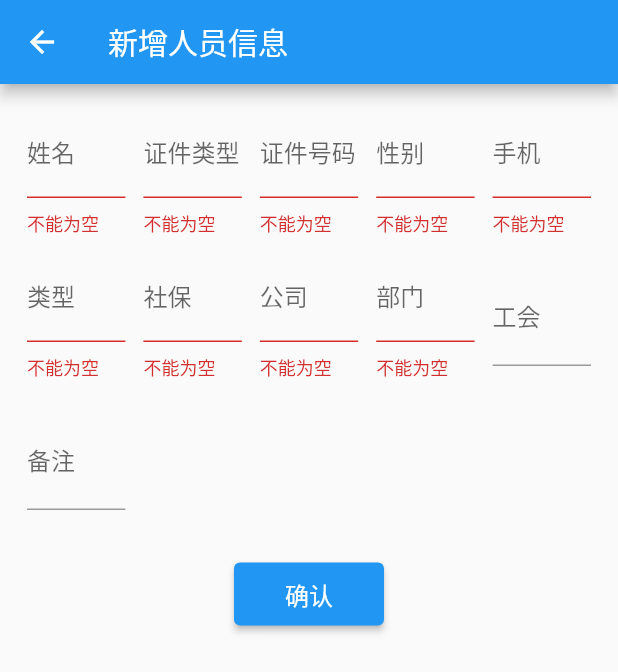
After one commit to devin1014/desktop_demo, a Flutter app: the InsertEmployeePage screen opened directly, after a tap on "确认", on a phone screen of 412 x 824 dp. The commit adds this screen. Shown: the top 672 px of the screen. Run offline on Flutter 3.47's test engine with Material 2 defaults, Android fonts, the phone set to English and light mode, and no system bars; our stand-ins replace file_picker, logger, shared_preferences, sqflite_common, sqflite_common_ffi; missing offline and left inert: spreadsheet_decoder; accounts and stored records are empty.

Commit message:
[update] optimize router feature.

```diff
--- a/lib/database/employee.dart
+++ b/lib/database/employee.dart
@@ -81,9 +81,10 @@ mixin IEmployee on DbModel {
     column_note
   ];
 
-  static const _value_genders = ["男", "女"];
-  static const _value_yes_or_no = ["是", "否"];
-  static const _value_work_types = ["正式", "劳务派遣", "借调", "退休返聘", "实习", "其他"];
+  static const value_identify_types = ["身份证"];
+  static const value_genders = ["男", "女"];
+  static const value_yes_or_no = ["是", "否"];
+  static const value_work_types = ["正式", "劳务派遣", "借调", "退休返聘", "实习", "其他"];
   static const _format_phone_length = 11;
   static const _format_identify_id_length = 18;
 
@@ -103,11 +104,11 @@ mixin IEmployee on DbModel {
       return false;
     }
 
-    if (key == column_gender && !contains(_value_genders, value)) {
+    if (key == column_gender && !contains(value_genders, value)) {
       return false;
-    } else if (key == column_social && !contains(_value_yes_or_no, value)) {
+    } else if (key == column_social && !contains(value_yes_or_no, value)) {
       return false;
-    } else if (key == column_type && !contains(_value_work_types, value)) {
+    } else if (key == column_type && !contains(value_work_types, value)) {
       return false;
     } else if (key == column_phone && !checkLength(value, _format_phone_length)) {
       return false;
--- /dev/null
+++ b/lib/database/insert_employee.dart
@@ -0,0 +1,187 @@
+import 'package:desktop_demo/database/employee.dart';
+import 'package:desktop_demo/database/provider.dart';
+import 'package:desktop_demo/database/util.dart';
+import 'package:flutter/material.dart';
+
+class InsertEmployeePage extends StatefulWidget {
+  const InsertEmployeePage({Key? key}) : super(key: key);
+
+  @override
+  State<StatefulWidget> createState() => _InsertEmployeePageState();
+}
+
+class _InsertEmployeePageState extends State<InsertEmployeePage> {
+  final DatabaseProvider _provider = DatabaseProvider();
+
+  final FocusScopeNode _focusScopeNode = FocusScopeNode();
+  final List<GlobalKey<FormFieldState>> _textFieldKeys = [];
+
+  @override
+  void initState() {
+    super.initState();
+  }
+
+  @override
+  void dispose() {
+    super.dispose();
+  }
+
+  @override
+  Widget build(BuildContext context) {
+    _textFieldKeys.clear();
+    return Scaffold(
+        appBar: AppBar(title: const Text("新增人员信息")),
+        body: FocusScope(
+          node: _focusScopeNode,
+          child: Padding(
+              padding: const EdgeInsets.all(12),
+              child: Column(
+                children: [
+                  SizedBox(
+                      height: 96,
+                      child: Row(children: [
+                        _buildTextField(IEmployee.column_name, "请输入名字", validators: [_emptyValueValidator]),
+                        _buildTextField(IEmployee.column_identifyType, "请输入证件类型", validators: [_emptyValueValidator]),
+                        // _buildDropDownButton(IEmployee.value_identify_types),
+                        _buildTextField(IEmployee.column_identifyId, "请输入证件号码", validators: [_identifyIdValidator]),
+                        _buildTextField(IEmployee.column_gender, "男/女", validators: [_emptyValueValidator]),
+                        _buildTextField(IEmployee.column_phone, "请输入11位手机号码",
+                            type: TextInputType.phone, validators: [_phoneValidator]),
+                      ])),
+                  SizedBox(
+                    height: 96,
+                    child: Row(children: [
+                      _buildTextField(IEmployee.column_type, "[正式、劳务派遣、退休返聘、借调、实习、其他]",
+                          validators: [_emptyValueValidator]),
+                      _buildTextField(IEmployee.column_social, "[是/否]", validators: [_emptyValueValidator]),
+                      _buildTextField(IEmployee.column_company, "请输入公司名称", validators: [_emptyValueValidator]),
+                      _buildTextField(IEmployee.column_departments, "请输入工作部门", validators: [_emptyValueValidator]),
+                      _buildTextField(IEmployee.column_unionName, "如参加工会，请填写工会名称"),
+                    ]),
+                  ),
+                  SizedBox(
+                      height: 96,
+                      child: Row(children: [
+                        _buildTextField(IEmployee.column_note, "请填写备注"),
+                        const Expanded(child: SizedBox()),
+                        const Expanded(child: SizedBox()),
+                        const Expanded(child: SizedBox()),
+                        const Expanded(child: SizedBox()),
+                      ])),
+                  Center(
+                    child: Padding(
+                      padding: const EdgeInsets.all(16),
+                      child: ElevatedButton(
+                        onPressed: _insertEmployee,
+                        child: const Padding(
+                            padding: EdgeInsets.symmetric(horizontal: 18, vertical: 9),
+                            child: Text("确认", style: TextStyle(fontSize: 16))),
+                      ),
+                    ),
+                  )
+                ],
+              )),
+        ));
+  }
+
+  String? _emptyValueValidator(String? value) {
+    if (value == null || value.isEmpty) return "不能为空";
+    return null;
+  }
+
+  String? _identifyIdValidator(String? value) {
+    final result = _emptyValueValidator(value);
+    if (result != null) return result;
+    return EmployeeUtil.verifyIdentifyId(value!);
+  }
+
+  String? _phoneValidator(String? value) {
+    final result = _emptyValueValidator(value);
+    if (result != null) return result;
+    if (value!.length != 11) return "请输入11位有效号码";
+    return null;
+  }
+
+  bool _hasErrorField = false;
+
+  void validateField(GlobalKey<FormFieldState<dynamic>> globalKey) {
+    _hasErrorField = !globalKey.currentState!.validate() || _hasErrorField;
+  }
+
+  void _insertEmployee() {
+    _hasErrorField = false;
+    _textFieldKeys.forEach(validateField);
+    final values = _textFieldKeys.map<String>((e) => e.currentState?.value ?? "").toList(growable: false);
+    print("list: $values");
+    if (_hasErrorField) return;
+    final employee = Employee.fromValues(values);
+    if (!employee.hasInvalidField) {
+      _provider.insert(employee);
+    } else {
+      print("invalidFields: ${employee.invalidFields.toString()}");
+    }
+  }
+
+  Widget _buildTextField(
+    String labelText,
+    String hintText, {
+    String? defaultValue,
+    TextEditingController? controller,
+    TextInputType type = TextInputType.text,
+    List<FormFieldValidator<String>>? validators,
+    int flex = 1,
+  }) {
+    final key = GlobalKey<FormFieldState>();
+    final child = TextFormField(
+      key: key,
+      decoration: InputDecoration(
+        labelText: labelText,
+        hintText: hintText,
+      ),
+      initialValue: defaultValue,
+      keyboardType: type,
+      controller: controller,
+      validator: (value) {
+        if (validators == null || validators.isEmpty) return null;
+        String? result;
+        for (var validator in validators) {
+          result = validator(value);
+          if (result != null && result.isNotEmpty) {
+            break;
+          }
+        }
+        return result;
+      },
+      autovalidateMode: AutovalidateMode.disabled,
+      onEditingComplete: () {
+        if (_focusScopeNode.focusedChild != _focusScopeNode.children.last) {
+          _focusScopeNode.nextFocus();
+        }
+      },
+    );
+    _textFieldKeys.add(key);
+    return Expanded(
+      flex: flex,
+      child: Padding(padding: const EdgeInsets.all(6), child: child),
+    );
+  }
+
+// Widget _buildDropDownButton(List<String> values, {int flex = 1}) {
+//   final items = values
+//       .map((e) => DropdownMenuItem<String>(
+//             child: Padding(padding: const EdgeInsets.symmetric(horizontal: 6), child: Text(e)),
+//           ))
+//       .toList(growable: false);
+//   return Expanded(
+//     flex: flex,
+//     child: DropdownButton(
+//       // value: values.first,
+//       items: items,
+//       selectedItemBuilder: (context) {
+//         return values.map((e) => Center(child: Text(e))).toList(growable: false);
+//       },
+//       onChanged: (value) {},
+//     ),
+//   );
+// }
+}
--- /dev/null
+++ b/lib/database/util.dart
@@ -0,0 +1,132 @@
+class EmployeeUtil {
+  EmployeeUtil._();
+
+  static const Map _city = {
+    11: "北京",
+    12: "天津",
+    13: "河北",
+    14: "山西",
+    15: "内蒙古",
+    21: "辽宁",
+    22: "吉林",
+    23: "黑龙江 ",
+    31: "上海",
+    32: "江苏",
+    33: "浙江",
+    34: "安徽",
+    35: "福建",
+    36: "江西",
+    37: "山东",
+    41: "河南",
+    42: "湖北 ",
+    43: "湖南",
+    44: "广东",
+    45: "广西",
+    46: "海南",
+    50: "重庆",
+    51: "四川",
+    52: "贵州",
+    53: "云南",
+    54: "西藏 ",
+    61: "陕西",
+    62: "甘肃",
+    63: "青海",
+    64: "宁夏",
+    65: "新疆",
+    71: "台湾",
+    81: "香港",
+    82: "澳门",
+    91: "国外 "
+  };
+
+  // 校验身份证合法性
+  static String? verifyIdentifyId(String cardId) {
+    RegExp cardReg = RegExp(r'^\d{6}(18|19|20)?\d{2}(0[1-9]|1[012])(0[1-9]|[12]\d|3[01])\d{3}(\d|X)$');
+    if (cardId.isEmpty || !cardReg.hasMatch(cardId)) {
+      String tip = '身份证号格式错误';
+      print(tip);
+      return tip;
+    }
+    if (_city[int.parse(cardId.substring(0, 2))] == null) {
+      String tip = '地址编码错误';
+      print(tip);
+      return tip;
+    }
+    // 18位身份证需要验证最后一位校验位，15位不检测了，现在也没15位的了
+    if (cardId.length == 18) {
+      List numList = cardId.split('');
+      //∑(ai×Wi)(mod 11)
+      //加权因子
+      List factor = [7, 9, 10, 5, 8, 4, 2, 1, 6, 3, 7, 9, 10, 5, 8, 4, 2];
+      //校验位
+      List parity = [1, 0, 'X', 9, 8, 7, 6, 5, 4, 3, 2];
+      int sum = 0;
+      int ai = 0;
+      int wi = 0;
+      for (var i = 0; i < 17; i++) {
+        ai = int.parse(numList[i]);
+        wi = factor[i];
+        sum += ai * wi;
+      }
+      var last = parity[sum % 11];
+      if (last.toString() != numList[17]) {
+        String tip = "校验位错误";
+        print(tip);
+        return tip;
+      }
+    } else {
+      String tip = '身份证号不是18位';
+      print(tip);
+      return tip;
+    }
+    return null;
+  }
+
+// 根据身份证号获取年龄
+  int getAgeFromCardId(String cardId) {
+    bool isRight = verifyIdentifyId(cardId) != null;
+    if (!isRight) {
+      return 0;
+    }
+    int len = (cardId + "").length;
+    String strBirthday = "";
+    if (len == 18) {
+      //处理18位的身份证号码从号码中得到生日和性别代码
+      strBirthday = cardId.substring(6, 10) + "-" + cardId.substring(10, 12) + "-" + cardId.substring(12, 14);
+    }
+    if (len == 15) {
+      strBirthday = "19" + cardId.substring(6, 8) + "-" + cardId.substring(8, 10) + "-" + cardId.substring(10, 12);
+    }
+    int age = getAgeFromBirthday(strBirthday);
+    return age;
+  }
+
+// 根据出生日期获取年龄
+  int getAgeFromBirthday(String strBirthday) {
+    if (strBirthday == null || strBirthday.isEmpty) {
+      print('生日错误');
+      return 0;
+    }
+    DateTime birth = DateTime.parse(strBirthday);
+    DateTime now = DateTime.now();
+
+    int age = now.year - birth.year;
+    //再考虑月、天的因素
+    if (now.month < birth.month || (now.month == birth.month && now.day < birth.day)) {
+      age--;
+    }
+    return age;
+  }
+
+// 根据身份证获取性别
+  String getSexFromCardId(String cardId) {
+    String sex = "";
+    bool isRight = verifyIdentifyId(cardId) != null;
+    if (!isRight || cardId.length != 18) return sex;
+    if (int.parse(cardId.substring(16, 17)) % 2 == 1) {
+      return "男";
+    } else {
+      return "女";
+    }
+  }
+}
--- a/lib/excel/parser_excel.dart
+++ b/lib/excel/parser_excel.dart
@@ -29,7 +29,9 @@ class _ParserExcelDemoState extends State<ParserExcelDemo> {
 
   @override
   Widget build(BuildContext context) {
-    return Padding(
+    return Scaffold(
+      appBar: AppBar(title: const Text("解析Excel")),
+      body: Padding(
         padding: const EdgeInsets.all(16),
         child: Column(
           children: [
@@ -42,6 +44,7 @@ class _ParserExcelDemoState extends State<ParserExcelDemo> {
             const SizedBox(height: 16),
             TextButton(onPressed: _parseExcel, child: const Text("选择excel文件", style: TextStyle(fontSize: 16))),
           ],
+        ),
       ),
     );
   }
--- /dev/null
+++ b/lib/routers.dart
@@ -0,0 +1,47 @@
+import 'package:flutter/material.dart';
+
+class Routers {
+  Routers._();
+
+  static late final Routers _instance = Routers._();
+
+  factory Routers() => _instance;
+
+  static const pageEmployee = "pageEmployee";
+  static const pageInsert = "pageInsert";
+  static const pageUpdate = "pageUpdate";
+  static const pageParserExcel = "pageParserExcel";
+  static const pageDropdownButton = "pageDropdownButton";
+  static const pageDropdownMenu = "pageDropdownMenu";
+  static const pageTextField = "pageTextField";
+
+  final Map<String, Widget> _routerMap = {};
+
+  Widget _notFoundPageBuilder(BuildContext context, String page) => const _NotFoundPage();
+
+  void register(String page, Widget widget) {
+    _routerMap[page] = widget;
+  }
+
+  void push(BuildContext context, String page, {Map<String, dynamic>? arguments}) {
+    Navigator.push(
+      context,
+      MaterialPageRoute(
+        builder: (context) => _routerMap[page] ?? _notFoundPageBuilder(context, page),
+        settings: RouteSettings(name: "argument", arguments: arguments),
+      ),
+    );
+  }
+}
+
+class _NotFoundPage extends StatelessWidget {
+  const _NotFoundPage();
+
+  @override
+  Widget build(BuildContext context) {
+    return Scaffold(
+      appBar: AppBar(title: const Text("NotFount")),
+      body: const Center(child: Text("404")),
+    );
+  }
+}
```
Also changed, not shown: lib/db_demo.dart (+16 -12 lines), lib/main.dart (+19 -19 lines), lib/test_widget.dart (+30 -15 lines). Lines whose indentation alone changed are shown as unchanged.
